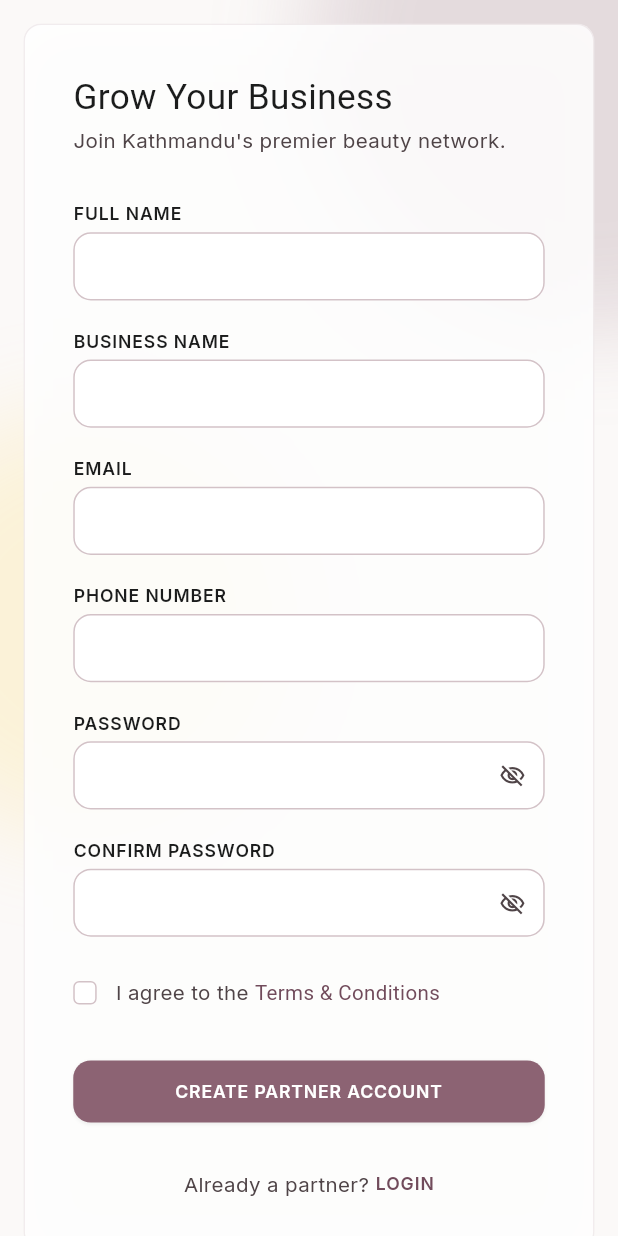
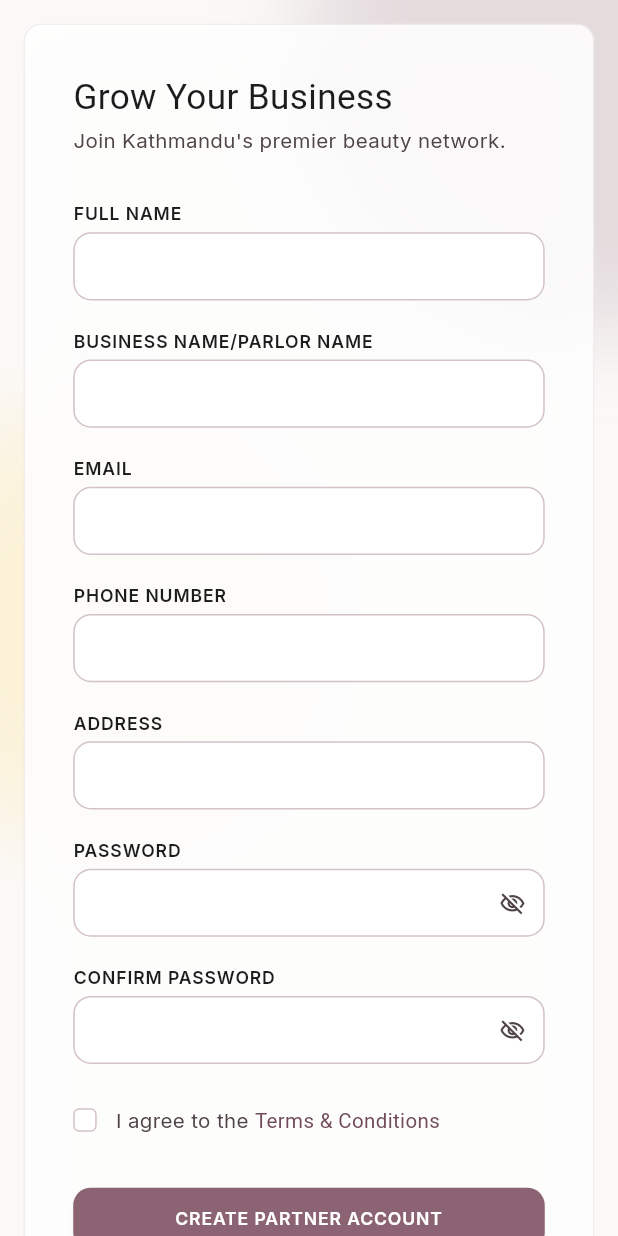
Before and after one commit to kiran22985/glamira-partner, a Flutter app: the PartnerSignupPage screen opened directly, on a phone screen of 412 x 824 dp. Run offline on Flutter 3.47's test engine with Material 3 defaults, Android fonts, the phone set to English and light mode, and no system bars; our stand-ins replace flutter_screenutil, flutter_svg, google_fonts; Roboto replaces fonts that are missing (Bodoni Moda).

Commit message:
chore: add address field to the signup page

```diff
--- a/lib/screens/auth/partner_signup_page.dart
+++ b/lib/screens/auth/partner_signup_page.dart
@@ -24,6 +24,7 @@ class _PartnerSignupPageState extends State<PartnerSignupPage> {
   final _businessNameController = TextEditingController();
   final _emailController = TextEditingController();
   final _phoneController = TextEditingController();
+  final _addressController = TextEditingController();
   final _passwordController = TextEditingController();
   final _confirmController = TextEditingController();
 
@@ -37,6 +38,7 @@ class _PartnerSignupPageState extends State<PartnerSignupPage> {
     _businessNameController.dispose();
     _emailController.dispose();
     _phoneController.dispose();
+    _addressController.dispose();
     _passwordController.dispose();
     _confirmController.dispose();
     super.dispose();
@@ -54,8 +56,9 @@ class _PartnerSignupPageState extends State<PartnerSignupPage> {
   }
 
   void _snack(String message) {
-    ScaffoldMessenger.of(context)
-        .showSnackBar(SnackBar(content: Text(message)));
+    ScaffoldMessenger.of(
+      context,
+    ).showSnackBar(SnackBar(content: Text(message)));
   }
 
   @override
@@ -146,7 +149,7 @@ class _PartnerSignupPageState extends State<PartnerSignupPage> {
                 ),
                 SizedBox(height: 20.h),
                 PartnerTextField(
-                  label: 'BUSINESS NAME',
+                  label: 'BUSINESS NAME/PARLOR NAME',
                   controller: _businessNameController,
                   textInputAction: TextInputAction.next,
                   validator: (v) =>
@@ -170,6 +173,15 @@ class _PartnerSignupPageState extends State<PartnerSignupPage> {
                 ),
                 SizedBox(height: 20.h),
                 PartnerTextField(
+                  label: 'ADDRESS',
+                  controller: _addressController,
+                  keyboardType: TextInputType.streetAddress,
+                  textInputAction: TextInputAction.next,
+                  validator: (v) =>
+                      Validators.requiredField(v, field: 'Address'),
+                ),
+                SizedBox(height: 20.h),
+                PartnerTextField(
                   label: 'PASSWORD',
                   controller: _passwordController,
                   obscureText: _obscurePassword,
@@ -177,9 +189,8 @@ class _PartnerSignupPageState extends State<PartnerSignupPage> {
                   validator: Validators.password,
                   suffixIcon: _visibilityToggle(
                     obscured: _obscurePassword,
-                    onTap: () => setState(
-                      () => _obscurePassword = !_obscurePassword,
-                    ),
+                    onTap: () =>
+                        setState(() => _obscurePassword = !_obscurePassword),
                   ),
                 ),
                 SizedBox(height: 20.h),
@@ -188,10 +199,8 @@ class _PartnerSignupPageState extends State<PartnerSignupPage> {
                   controller: _confirmController,
                   obscureText: _obscureConfirm,
                   textInputAction: TextInputAction.done,
-                  validator: (v) => Validators.confirmPassword(
-                    v,
-                    _passwordController.text,
-                  ),
+                  validator: (v) =>
+                      Validators.confirmPassword(v, _passwordController.text),
                   suffixIcon: _visibilityToggle(
                     obscured: _obscureConfirm,
                     onTap: () =>
```
